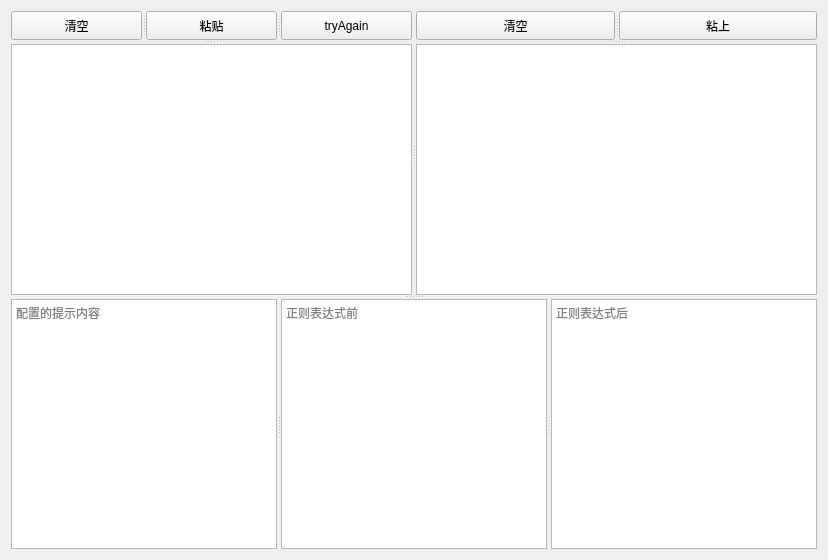
Above: codesets/formcenter.ui from weilaidb/codetools before the change. Below: the same form after it.
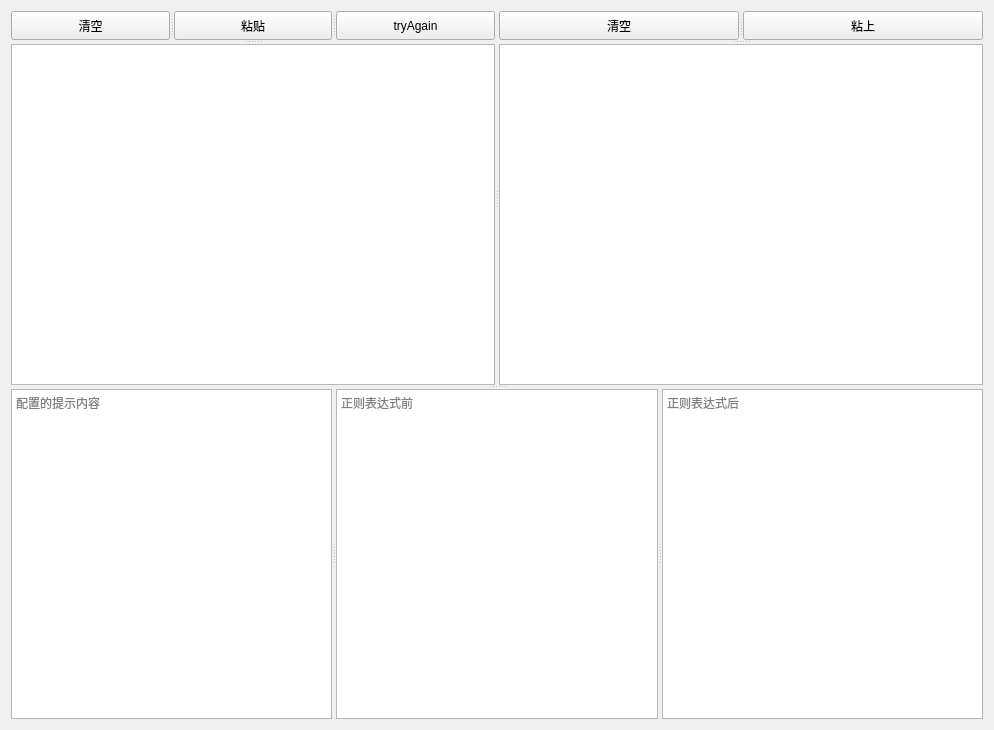
That is the form after the change.

```diff
--- a/codesets/formcenter.ui
+++ b/codesets/formcenter.ui
@@ -6,8 +6,8 @@
    <rect>
     <x>0</x>
     <y>0</y>
-    <width>828</width>
-    <height>560</height>
+    <width>994</width>
+    <height>730</height>
    </rect>
   </property>
   <property name="windowTitle">
```
